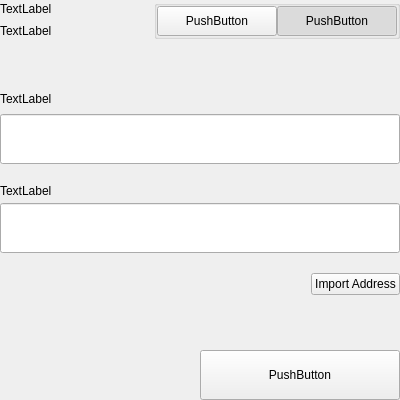
Qt form src/qt/vitae/settings/forms/settingsbittoolwidget.ui (VitaeTeam/Vitae) before a commit.
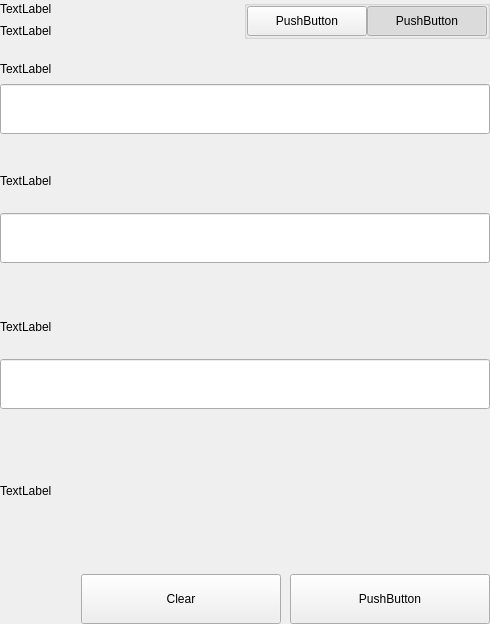
The same form after that commit.

Commit message:
[GUI] bip38 encrypt screen connected.
# Conflicts:
#	src/qt/vitae/settings/settingsbittoolwidget.cpp
#	src/qt/vitae/settings/settingsbittoolwidget.h

The edit to the form file:
```diff
--- a/src/qt/vitae/settings/forms/settingsbittoolwidget.ui
+++ b/src/qt/vitae/settings/forms/settingsbittoolwidget.ui
@@ -6,8 +6,8 @@
    <rect>
     <x>0</x>
     <y>0</y>
-    <width>400</width>
-    <height>400</height>
+    <width>490</width>
+    <height>624</height>
    </rect>
   </property>
   <property name="windowTitle">
@@ -174,21 +174,51 @@
          </layout>
         </item>
         <item>
-         <spacer name="verticalSpacer_2">
-          <property name="orientation">
-           <enum>Qt::Vertical</enum>
+         <widget class="QStackedWidget" name="stackedWidget">
+          <property name="currentIndex">
+           <number>1</number>
           </property>
-          <property name="sizeType">
-           <enum>QSizePolicy::Fixed</enum>
-          </property>
-          <property name="sizeHint" stdset="0">
+          <widget class="QWidget" name="pageDecrypt">
+           <layout class="QVBoxLayout" name="verticalLayout_5">
+            <property name="spacing">
+             <number>0</number>
+            </property>
+            <property name="leftMargin">
+             <number>0</number>
+            </property>
+            <property name="topMargin">
+             <number>0</number>
+            </property>
+            <property name="rightMargin">
+             <number>0</number>
+            </property>
+            <property name="bottomMargin">
+             <number>0</number>
+            </property>
+            <item>
+             <widget class="QWidget" name="widget" native="true">
+              <property name="minimumSize">
            <size>
-            <width>20</width>
-            <height>10</height>
-           </size>
-          </property>
-         </spacer>
-        </item>
+                <width>0</width>
+                <height>100</height>
+               </size>
+              </property>
+              <layout class="QVBoxLayout" name="verticalLayout_4">
+               <property name="spacing">
+                <number>0</number>
+               </property>
+               <property name="leftMargin">
+                <number>0</number>
+               </property>
+               <property name="topMargin">
+                <number>0</number>
+               </property>
+               <property name="rightMargin">
+                <number>0</number>
+               </property>
+               <property name="bottomMargin">
+                <number>0</number>
+               </property>
         <item>
          <spacer name="verticalSpacer_2">
           <property name="orientation">
@@ -200,7 +230,7 @@
           <property name="sizeHint" stdset="0">
            <size>
             <width>20</width>
-            <height>40</height>
+                   <height>20</height>
            </size>
           </property>
          </spacer>
@@ -277,6 +307,12 @@
           </property>
           <item>
            <widget class="QLabel" name="labelSubtitlePassphrase">
+                   <property name="maximumSize">
+                    <size>
+                     <width>16777215</width>
+                     <height>20</height>
+                    </size>
+                   </property>
             <property name="text">
              <string>TextLabel</string>
             </property>
@@ -319,7 +355,7 @@
         <item>
          <layout class="QHBoxLayout" name="horizontalLayout">
           <property name="spacing">
-           <number>-1</number>
+                  <number>6</number>
           </property>
           <item>
            <spacer name="horizontalSpacer_4">
@@ -351,7 +387,7 @@
           <property name="sizeHint" stdset="0">
            <size>
             <width>20</width>
-            <height>40</height>
+                   <height>20</height>
            </size>
           </property>
          </spacer>
@@ -394,6 +430,316 @@
            </widget>
           </item>
          </layout>
+               </item>
+              </layout>
+             </widget>
+            </item>
+           </layout>
+          </widget>
+          <widget class="QWidget" name="pageEncrypt">
+           <layout class="QVBoxLayout" name="verticalLayout_11">
+            <property name="spacing">
+             <number>0</number>
+            </property>
+            <property name="leftMargin">
+             <number>0</number>
+            </property>
+            <property name="topMargin">
+             <number>0</number>
+            </property>
+            <property name="rightMargin">
+             <number>0</number>
+            </property>
+            <property name="bottomMargin">
+             <number>0</number>
+            </property>
+            <item>
+             <spacer name="verticalSpacer_8">
+              <property name="orientation">
+               <enum>Qt::Vertical</enum>
+              </property>
+              <property name="sizeType">
+               <enum>QSizePolicy::Fixed</enum>
+              </property>
+              <property name="sizeHint" stdset="0">
+               <size>
+                <width>20</width>
+                <height>20</height>
+               </size>
+              </property>
+             </spacer>
+            </item>
+            <item>
+             <layout class="QVBoxLayout" name="verticalLayout_10">
+              <property name="spacing">
+               <number>5</number>
+              </property>
+              <item>
+               <widget class="QLabel" name="labelSubtitleAddress">
+                <property name="minimumSize">
+                 <size>
+                  <width>0</width>
+                  <height>20</height>
+                 </size>
+                </property>
+                <property name="maximumSize">
+                 <size>
+                  <width>16777215</width>
+                  <height>20</height>
+                 </size>
+                </property>
+                <property name="text">
+                 <string>TextLabel</string>
+                </property>
+               </widget>
+              </item>
+              <item>
+               <widget class="QLineEdit" name="addressIn_ENC">
+                <property name="minimumSize">
+                 <size>
+                  <width>0</width>
+                  <height>50</height>
+                 </size>
+                </property>
+               </widget>
+              </item>
+             </layout>
+            </item>
+            <item>
+             <spacer name="verticalSpacer_6">
+              <property name="orientation">
+               <enum>Qt::Vertical</enum>
+              </property>
+              <property name="sizeType">
+               <enum>QSizePolicy::Fixed</enum>
+              </property>
+              <property name="sizeHint" stdset="0">
+               <size>
+                <width>20</width>
+                <height>20</height>
+               </size>
+              </property>
+             </spacer>
+            </item>
+            <item>
+             <widget class="QWidget" name="containerAddress" native="true">
+              <layout class="QHBoxLayout" name="horizontalLayout_9" stretch="2">
+               <property name="spacing">
+                <number>0</number>
+               </property>
+               <property name="leftMargin">
+                <number>0</number>
+               </property>
+               <property name="topMargin">
+                <number>0</number>
+               </property>
+               <property name="rightMargin">
+                <number>0</number>
+               </property>
+               <property name="bottomMargin">
+                <number>0</number>
+               </property>
+               <item>
+                <layout class="QVBoxLayout" name="verticalLayout_8">
+                 <property name="spacing">
+                  <number>5</number>
+                 </property>
+                 <item>
+                  <widget class="QLabel" name="labelSubtitleMessage">
+                   <property name="minimumSize">
+                    <size>
+                     <width>0</width>
+                     <height>20</height>
+                    </size>
+                   </property>
+                   <property name="maximumSize">
+                    <size>
+                     <width>16777215</width>
+                     <height>20</height>
+                    </size>
+                   </property>
+                   <property name="text">
+                    <string>TextLabel</string>
+                   </property>
+                  </widget>
+                 </item>
+                 <item>
+                  <widget class="QLineEdit" name="passphraseIn_ENC">
+                   <property name="minimumSize">
+                    <size>
+                     <width>0</width>
+                     <height>50</height>
+                    </size>
+                   </property>
+                   <property name="maximumSize">
+                    <size>
+                     <width>16777215</width>
+                     <height>50</height>
+                    </size>
+                   </property>
+                  </widget>
+                 </item>
+                </layout>
+               </item>
+              </layout>
+             </widget>
+            </item>
+            <item>
+             <spacer name="verticalSpacer_7">
+              <property name="orientation">
+               <enum>Qt::Vertical</enum>
+              </property>
+              <property name="sizeType">
+               <enum>QSizePolicy::Fixed</enum>
+              </property>
+              <property name="sizeHint" stdset="0">
+               <size>
+                <width>20</width>
+                <height>20</height>
+               </size>
+              </property>
+             </spacer>
+            </item>
+            <item>
+             <widget class="QWidget" name="widget_2" native="true">
+              <property name="minimumSize">
+               <size>
+                <width>0</width>
+                <height>75</height>
+               </size>
+              </property>
+              <property name="maximumSize">
+               <size>
+                <width>16777215</width>
+                <height>16777215</height>
+               </size>
+              </property>
+              <layout class="QVBoxLayout" name="verticalLayout_6">
+               <property name="leftMargin">
+                <number>0</number>
+               </property>
+               <property name="topMargin">
+                <number>0</number>
+               </property>
+               <property name="rightMargin">
+                <number>0</number>
+               </property>
+               <property name="bottomMargin">
+                <number>0</number>
+               </property>
+               <item>
+                <widget class="QLabel" name="labelSubtitleEncryptedKey">
+                 <property name="minimumSize">
+                  <size>
+                   <width>0</width>
+                   <height>20</height>
+                  </size>
+                 </property>
+                 <property name="maximumSize">
+                  <size>
+                   <width>16777215</width>
+                   <height>20</height>
+                  </size>
+                 </property>
+                 <property name="text">
+                  <string>TextLabel</string>
+                 </property>
+                </widget>
+               </item>
+               <item>
+                <widget class="QLineEdit" name="encryptedKeyOut_ENC">
+                 <property name="minimumSize">
+                  <size>
+                   <width>0</width>
+                   <height>50</height>
+                  </size>
+                 </property>
+                </widget>
+               </item>
+              </layout>
+             </widget>
+            </item>
+            <item>
+             <widget class="QLabel" name="statusLabel_ENC">
+              <property name="text">
+               <string>TextLabel</string>
+              </property>
+             </widget>
+            </item>
+            <item>
+             <spacer name="verticalSpacer_5">
+              <property name="orientation">
+               <enum>Qt::Vertical</enum>
+              </property>
+              <property name="sizeType">
+               <enum>QSizePolicy::Fixed</enum>
+              </property>
+              <property name="sizeHint" stdset="0">
+               <size>
+                <width>20</width>
+                <height>20</height>
+               </size>
+              </property>
+             </spacer>
+            </item>
+            <item>
+             <layout class="QHBoxLayout" name="horizontalLayout_8">
+              <property name="spacing">
+               <number>9</number>
+              </property>
+              <item>
+               <spacer name="horizontalSpacer_6">
+                <property name="orientation">
+                 <enum>Qt::Horizontal</enum>
+                </property>
+                <property name="sizeType">
+                 <enum>QSizePolicy::Expanding</enum>
+                </property>
+                <property name="sizeHint" stdset="0">
+                 <size>
+                  <width>40</width>
+                  <height>20</height>
+                 </size>
+                </property>
+               </spacer>
+              </item>
+              <item>
+               <widget class="QPushButton" name="pushButtonClear">
+                <property name="minimumSize">
+                 <size>
+                  <width>200</width>
+                  <height>50</height>
+                 </size>
+                </property>
+                <property name="text">
+                 <string>Clear</string>
+                </property>
+               </widget>
+              </item>
+              <item>
+               <widget class="QPushButton" name="pushButtonEncrypt">
+                <property name="minimumSize">
+                 <size>
+                  <width>200</width>
+                  <height>50</height>
+                 </size>
+                </property>
+                <property name="maximumSize">
+                 <size>
+                  <width>200</width>
+                  <height>50</height>
+                 </size>
+                </property>
+                <property name="text">
+                 <string>PushButton</string>
+                </property>
+               </widget>
+              </item>
+             </layout>
+            </item>
+           </layout>
+          </widget>
+         </widget>
         </item>
        </layout>
       </item>
```
Left out of the diff: 3 changed lines with no effect on the pictures. Lines whose indentation alone changed are shown as unchanged. The commit also changes 5 other files.
